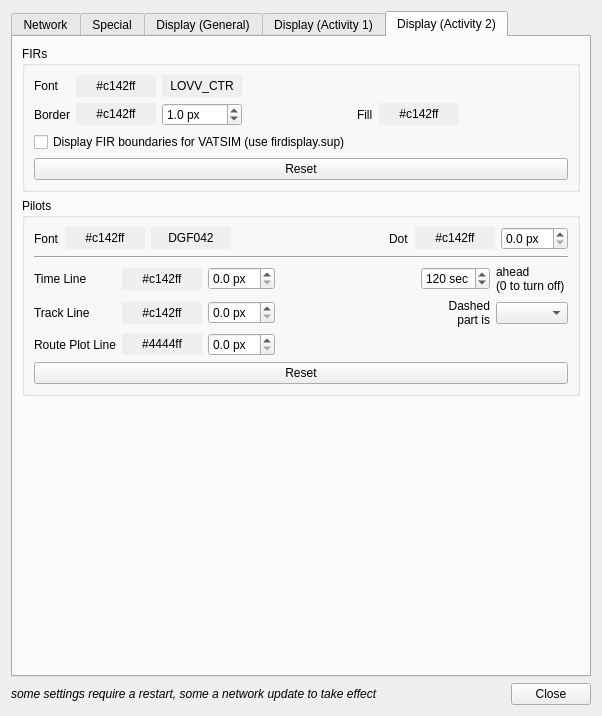
This is branches/jonas_stable/QuteScoop/gui/PreferencesDialog.ui in qutescoop/qutescoop as Qt 5 draws it before an edit. The edited form follows.
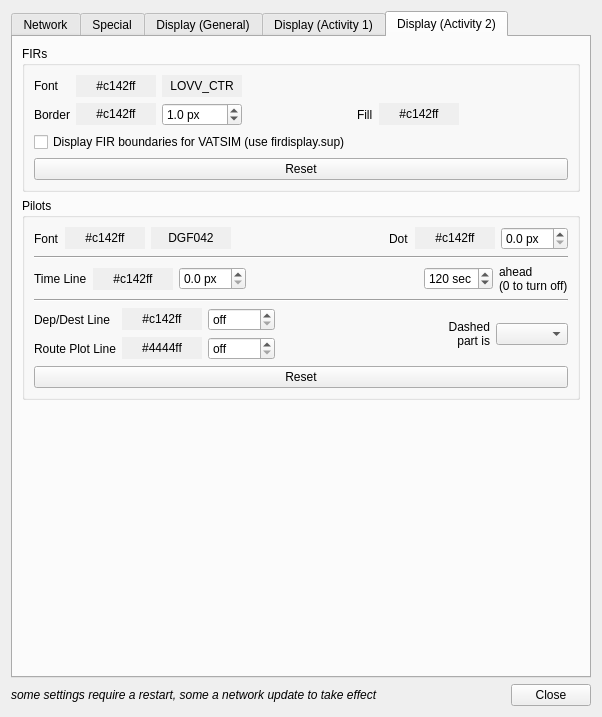
This is the edited form. The open tabs and pages were chosen to show the change. Icons and pictures are not drawn.

Commit message: added: * draw dashed/solid line also in flightplan Plot mode

```diff
--- a/branches/jonas_stable/QuteScoop/gui/PreferencesDialog.ui
+++ b/branches/jonas_stable/QuteScoop/gui/PreferencesDialog.ui
@@ -7,7 +7,7 @@
     <x>0</x>
     <y>0</y>
     <width>602</width>
-    <height>716</height>
+    <height>717</height>
    </rect>
   </property>
   <property name="windowTitle">
@@ -2074,16 +2074,22 @@
            </layout>
           </item>
           <item>
-           <widget class="Line" name="line_4">
+           <widget class="Line" name="line">
             <property name="orientation">
              <enum>Qt::Horizontal</enum>
             </property>
            </widget>
           </item>
           <item>
-           <layout class="QGridLayout" name="gridLayout_7">
+           <layout class="QGridLayout" name="gridLayout_14">
             <item row="0" column="0">
              <widget class="QLabel" name="label">
+              <property name="sizePolicy">
+               <sizepolicy hsizetype="Preferred" vsizetype="Preferred">
+                <horstretch>0</horstretch>
+                <verstretch>0</verstretch>
+               </sizepolicy>
+              </property>
               <property name="toolTip">
                <string>Visualizes the current heading and speed of an airplane.</string>
               </property>
@@ -2108,13 +2114,92 @@
               </property>
              </widget>
             </item>
+            <item row="0" column="2">
+             <widget class="QDoubleSpinBox" name="sbTimeLineStrength">
+              <property name="suffix">
+               <string> px</string>
+              </property>
+              <property name="decimals">
+               <number>1</number>
+              </property>
+              <property name="maximum">
+               <double>10.000000000000000</double>
+              </property>
+              <property name="singleStep">
+               <double>0.100000000000000</double>
+              </property>
+             </widget>
+            </item>
+            <item row="0" column="3">
+             <spacer name="horizontalSpacer_13">
+              <property name="orientation">
+               <enum>Qt::Horizontal</enum>
+              </property>
+              <property name="sizeHint" stdset="0">
+               <size>
+                <width>40</width>
+                <height>20</height>
+               </size>
+              </property>
+             </spacer>
+            </item>
+            <item row="0" column="4">
+             <widget class="QSpinBox" name="spinBoxTimeline">
+              <property name="toolTip">
+               <string>Length of Time Line. Represents speed of the airplane.</string>
+              </property>
+              <property name="specialValueText">
+               <string>no</string>
+              </property>
+              <property name="suffix">
+               <string> sec</string>
+              </property>
+              <property name="maximum">
+               <number>600</number>
+              </property>
+              <property name="singleStep">
+               <number>10</number>
+              </property>
+              <property name="value">
+               <number>120</number>
+              </property>
+             </widget>
+            </item>
+            <item row="0" column="5">
+             <widget class="QLabel" name="label_33">
+              <property name="text">
+               <string>ahead
+(0 to turn off)</string>
+              </property>
+              <property name="buddy">
+               <cstring>spinBoxTimeline</cstring>
+              </property>
+             </widget>
+            </item>
+           </layout>
+          </item>
+          <item>
+           <widget class="Line" name="line_4">
+            <property name="orientation">
+             <enum>Qt::Horizontal</enum>
+            </property>
+           </widget>
+          </item>
+          <item>
+           <layout class="QGridLayout" name="gridLayout_7">
             <item row="1" column="0">
              <widget class="QLabel" name="label_3">
+              <property name="sizePolicy">
+               <sizepolicy hsizetype="Preferred" vsizetype="Preferred">
+                <horstretch>0</horstretch>
+                <verstretch>0</verstretch>
+               </sizepolicy>
+              </property>
               <property name="toolTip">
                <string>Displays straight lines from Departure and to Destination.</string>
               </property>
               <property name="text">
-               <string>Track Line</string>
+               <string>Dep/Dest Line</string>
               </property>
               <property name="buddy">
                <cstring>pbTrackLineColor</cstring>
@@ -2160,37 +2245,11 @@
               </property>
              </widget>
             </item>
-            <item row="0" column="3">
-             <spacer name="horizontalSpacer_13">
-              <property name="orientation">
-               <enum>Qt::Horizontal</enum>
-              </property>
-              <property name="sizeHint" stdset="0">
-               <size>
-                <width>40</width>
-                <height>20</height>
-               </size>
-              </property>
-             </spacer>
-            </item>
-            <item row="0" column="2">
-             <widget class="QDoubleSpinBox" name="sbTimeLineStrength">
-              <property name="suffix">
-               <string> px</string>
-              </property>
-              <property name="decimals">
-               <number>1</number>
-              </property>
-              <property name="maximum">
-               <double>10.000000000000000</double>
-              </property>
-              <property name="singleStep">
-               <double>0.100000000000000</double>
-              </property>
-             </widget>
-            </item>
             <item row="1" column="2">
              <widget class="QDoubleSpinBox" name="sbTrackLineStrength">
+              <property name="specialValueText">
+               <string>off</string>
+              </property>
               <property name="suffix">
                <string> px</string>
               </property>
@@ -2207,6 +2266,9 @@
             </item>
             <item row="2" column="2">
              <widget class="QDoubleSpinBox" name="sbPlanLineStrength">
+              <property name="specialValueText">
+               <string>off</string>
+              </property>
               <property name="suffix">
                <string> px</string>
               </property>
@@ -2221,40 +2283,7 @@
               </property>
              </widget>
             </item>
-            <item row="0" column="4">
-             <widget class="QSpinBox" name="spinBoxTimeline">
-              <property name="toolTip">
-               <string>Length of Time Line. Represents speed of the airplane.</string>
-              </property>
-              <property name="specialValueText">
-               <string>no</string>
-              </property>
-              <property name="suffix">
-               <string> sec</string>
-              </property>
-              <property name="maximum">
-               <number>600</number>
-              </property>
-              <property name="singleStep">
-               <number>10</number>
-              </property>
-              <property name="value">
-               <number>120</number>
-              </property>
-             </widget>
-            </item>
-            <item row="0" column="5">
-             <widget class="QLabel" name="label_33">
-              <property name="text">
-               <string>ahead
-(0 to turn off)</string>
-              </property>
-              <property name="buddy">
-               <cstring>spinBoxTimeline</cstring>
-              </property>
-             </widget>
-            </item>
-            <item row="1" column="5">
+            <item row="1" column="5" rowspan="2">
              <widget class="QComboBox" name="cbDashedFrontAfter">
               <property name="currentIndex">
                <number>-1</number>
@@ -2264,8 +2293,8 @@
               </property>
              </widget>
             </item>
-            <item row="1" column="4">
-             <widget class="QLabel" name="label_40">
+            <item row="1" column="4" rowspan="2">
+             <widget class="QLabel" name="lblDashed">
               <property name="text">
                <string>Dashed 
 part is</string>
@@ -2278,6 +2307,19 @@
               </property>
              </widget>
             </item>
+            <item row="1" column="3">
+             <spacer name="horizontalSpacer_15">
+              <property name="orientation">
+               <enum>Qt::Horizontal</enum>
+              </property>
+              <property name="sizeHint" stdset="0">
+               <size>
+                <width>40</width>
+                <height>20</height>
+               </size>
+              </property>
+             </spacer>
+            </item>
            </layout>
           </item>
           <item>
```
Left out of the diff: 1 changed line with no effect on the pictures. The commit also changes 12 other files.
